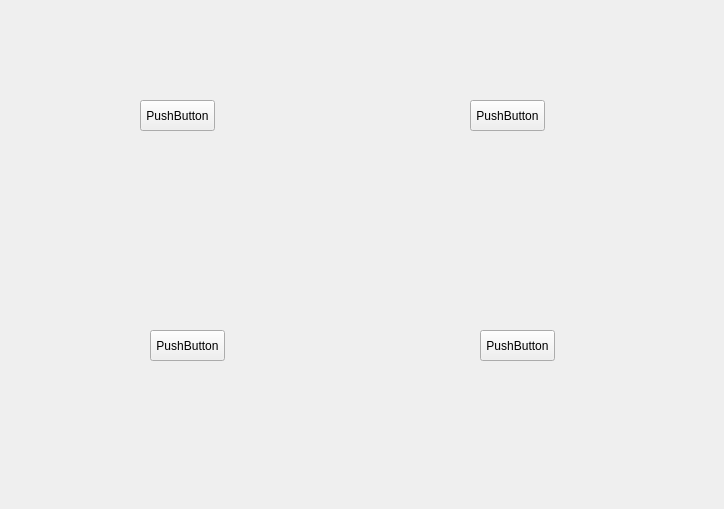
First picture: the form in VideoAbstract_QTver/VideoAbstract_QTver/VideoAbstract_QTver/videoabstract_qtver.ui, repository ronnyMakhuddin/motion-detect-tiqu, before the edit.
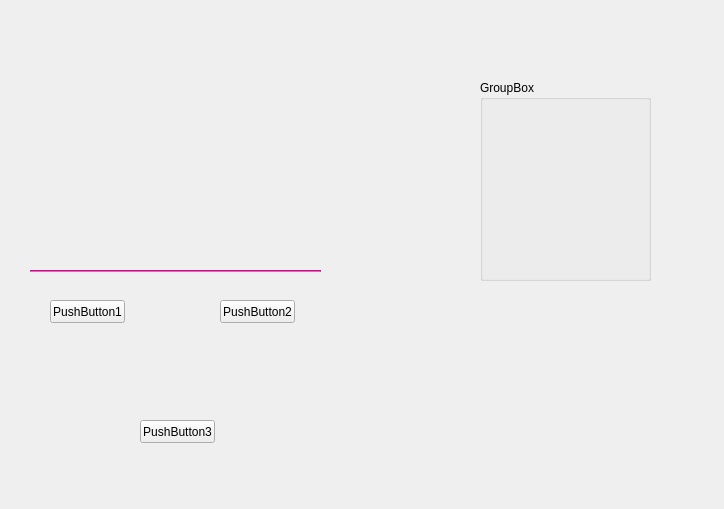
Second picture: the form after the edit.

Diff of the .ui file:
```diff
--- a/VideoAbstract_QTver/VideoAbstract_QTver/VideoAbstract_QTver/videoabstract_qtver.ui
+++ b/VideoAbstract_QTver/VideoAbstract_QTver/VideoAbstract_QTver/videoabstract_qtver.ui
@@ -19,56 +19,186 @@
   <property name="windowTitle">
    <string>VideoAbstract_QTver</string>
   </property>
+  <property name="styleSheet">
+   <string notr="true">border-color: rgb(255, 19, 125);</string>
+  </property>
+  <widget class="QWidget" name="widget" native="true">
+   <property name="geometry">
+    <rect>
+     <x>10</x>
+     <y>270</y>
+     <width>331</width>
+     <height>231</height>
+    </rect>
+   </property>
+   <property name="styleSheet">
+    <string notr="true">border-color: rgb(158, 151, 255);</string>
+   </property>
   <widget class="QPushButton" name="pushButton">
    <property name="geometry">
     <rect>
-     <x>140</x>
-     <y>100</y>
+      <x>40</x>
+      <y>30</y>
      <width>75</width>
-     <height>31</height>
+      <height>23</height>
     </rect>
    </property>
    <property name="text">
-    <string>PushButton</string>
+     <string>PushButton1</string>
    </property>
   </widget>
   <widget class="QPushButton" name="pushButton_2">
    <property name="geometry">
     <rect>
-     <x>470</x>
-     <y>100</y>
+      <x>210</x>
+      <y>30</y>
      <width>75</width>
-     <height>31</height>
+      <height>23</height>
     </rect>
    </property>
    <property name="text">
-    <string>PushButton</string>
+     <string>PushButton2</string>
    </property>
   </widget>
   <widget class="QPushButton" name="pushButton_3">
    <property name="geometry">
     <rect>
-     <x>150</x>
-     <y>330</y>
+      <x>130</x>
+      <y>150</y>
      <width>75</width>
-     <height>31</height>
-    </rect>
-   </property>
+      <height>23</height>
+     </rect>
+    </property>
+    <property name="styleSheet">
+     <string notr="true">border-color: rgb(255, 0, 0);</string>
+    </property>
    <property name="text">
-    <string>PushButton</string>
-   </property>
-  </widget>
-  <widget class="QPushButton" name="pushButton_4">
+     <string>PushButton3</string>
+    </property>
+   </widget>
+   <widget class="Line" name="line">
+    <property name="geometry">
+     <rect>
+      <x>20</x>
+      <y>0</y>
+      <width>291</width>
+      <height>2</height>
+     </rect>
+    </property>
+    <property name="palette">
+     <palette>
+      <active>
+       <colorrole role="Button">
+        <brush brushstyle="SolidPattern">
+         <color alpha="255">
+          <red>255</red>
+          <green>46</green>
+          <blue>182</blue>
+         </color>
+        </brush>
+       </colorrole>
+       <colorrole role="Base">
+        <brush brushstyle="SolidPattern">
+         <color alpha="255">
+          <red>255</red>
+          <green>46</green>
+          <blue>182</blue>
+         </color>
+        </brush>
+       </colorrole>
+       <colorrole role="Window">
+        <brush brushstyle="SolidPattern">
+         <color alpha="255">
+          <red>255</red>
+          <green>46</green>
+          <blue>182</blue>
+         </color>
+        </brush>
+       </colorrole>
+      </active>
+      <inactive>
+       <colorrole role="Button">
+        <brush brushstyle="SolidPattern">
+         <color alpha="255">
+          <red>255</red>
+          <green>46</green>
+          <blue>182</blue>
+         </color>
+        </brush>
+       </colorrole>
+       <colorrole role="Base">
+        <brush brushstyle="SolidPattern">
+         <color alpha="255">
+          <red>255</red>
+          <green>46</green>
+          <blue>182</blue>
+         </color>
+        </brush>
+       </colorrole>
+       <colorrole role="Window">
+        <brush brushstyle="SolidPattern">
+         <color alpha="255">
+          <red>255</red>
+          <green>46</green>
+          <blue>182</blue>
+         </color>
+        </brush>
+       </colorrole>
+      </inactive>
+      <disabled>
+       <colorrole role="Button">
+        <brush brushstyle="SolidPattern">
+         <color alpha="255">
+          <red>255</red>
+          <green>46</green>
+          <blue>182</blue>
+         </color>
+        </brush>
+       </colorrole>
+       <colorrole role="Base">
+        <brush brushstyle="SolidPattern">
+         <color alpha="255">
+          <red>255</red>
+          <green>46</green>
+          <blue>182</blue>
+         </color>
+        </brush>
+       </colorrole>
+       <colorrole role="Window">
+        <brush brushstyle="SolidPattern">
+         <color alpha="255">
+          <red>255</red>
+          <green>46</green>
+          <blue>182</blue>
+         </color>
+        </brush>
+       </colorrole>
+      </disabled>
+     </palette>
+    </property>
+    <property name="styleSheet">
+     <string notr="true">
+background-color: rgb(255, 46, 182);</string>
+    </property>
+    <property name="orientation">
+     <enum>Qt::Horizontal</enum>
+    </property>
+   </widget>
+  </widget>
+  <widget class="QGroupBox" name="groupBox">
    <property name="geometry">
     <rect>
      <x>480</x>
-     <y>330</y>
-     <width>75</width>
-     <height>31</height>
+     <y>80</y>
+     <width>171</width>
+     <height>201</height>
     </rect>
    </property>
-   <property name="text">
-    <string>PushButton</string>
+   <property name="styleSheet">
+    <string notr="true">border-color: rgb(255, 103, 131);</string>
+   </property>
+   <property name="title">
+    <string>GroupBox</string>
    </property>
   </widget>
  </widget>
```
Lines whose indentation alone changed are shown as unchanged.
